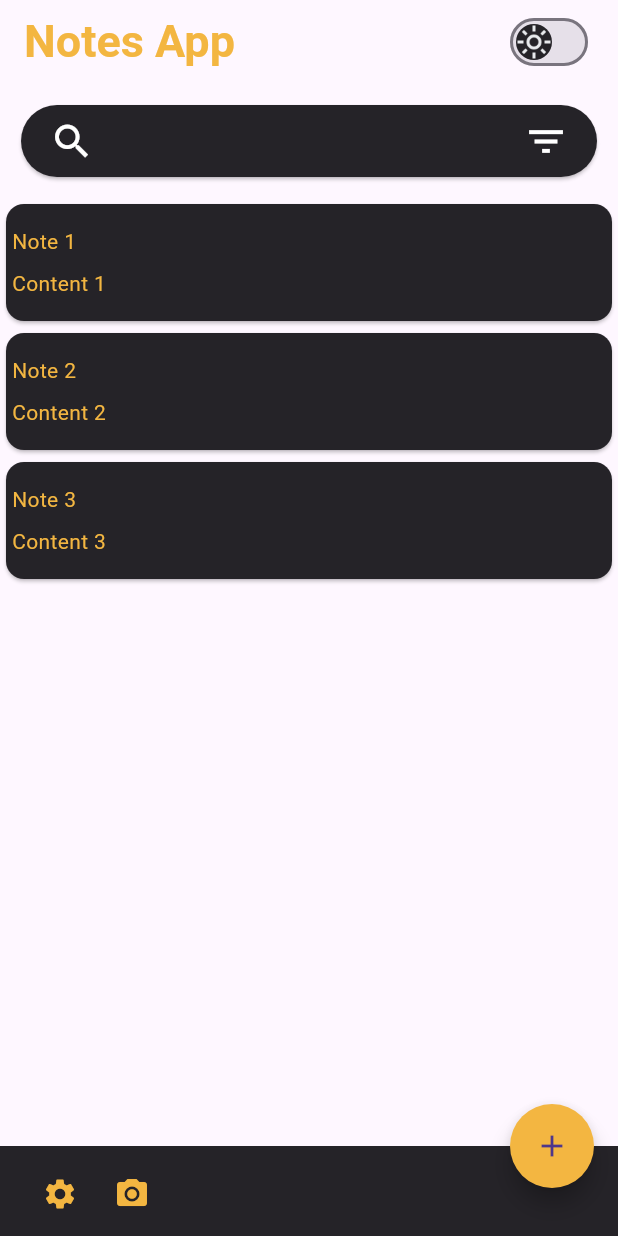
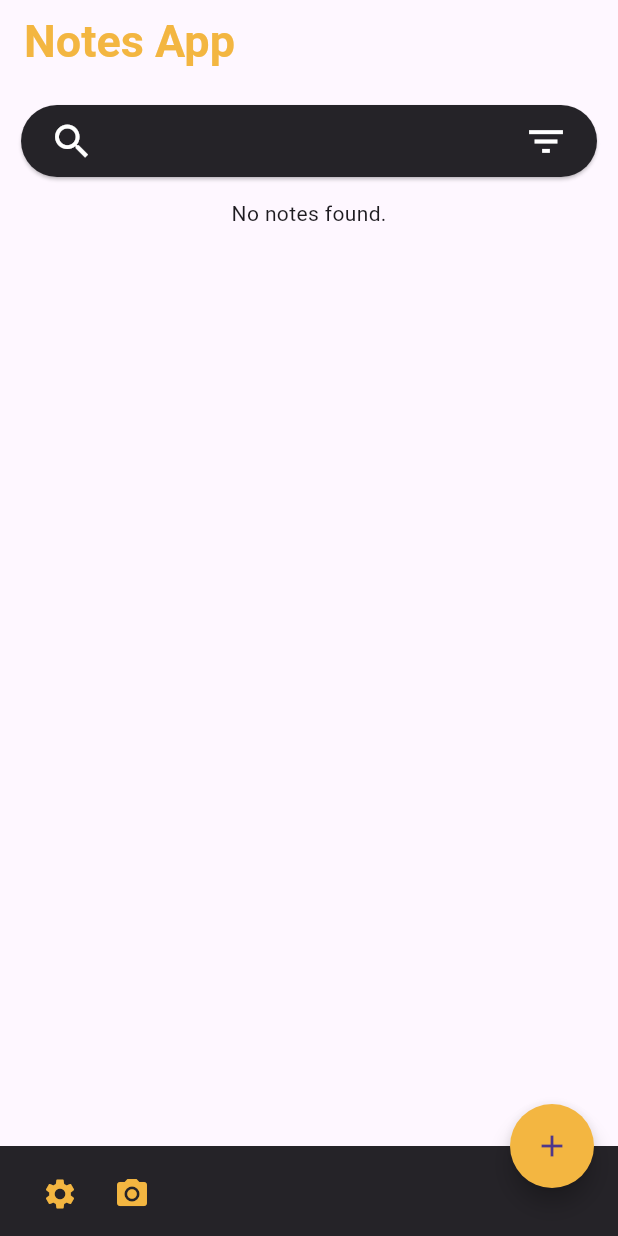
Before and after one commit to ElMexicanitox3/notes_app, a Flutter app: the screen it shows after launch, on a phone screen of 412 x 824 dp. Run offline on Flutter 3.47's test engine with Material 3 defaults, Android fonts, the phone set to English and light mode, and no system bars; our stand-ins replace bloc, equatable, flutter_bloc, sqflite; accounts and stored records are empty.

Commit message:
function to add note ready

```diff
--- a/lib/main.dart
+++ b/lib/main.dart
@@ -1,9 +1,9 @@
 import 'package:flutter/material.dart';
 import 'package:flutter_bloc/flutter_bloc.dart';
 import 'package:notes_app/screens/screens.dart';
-
-import 'providers/blocs/theme_bloc.dart';
-import 'providers/blocs/theme_state.dart';
+import 'providers/blocs/theme_bloc/theme_bloc.dart';
+import 'providers/blocs/theme_bloc/theme_state.dart';
+import 'providers/blocs/notes_bloc/note_bloc.dart'; // Asegúrate de importar correctamente tu NotesBloc
 
 void main() {
   runApp(const MyApp());
@@ -12,11 +12,17 @@
 class MyApp extends StatelessWidget {
   const MyApp({super.key});
 
-  // This widget is the root of your application.
   @override
   Widget build(BuildContext context) {
-    return BlocProvider(
-      create: (context) => ThemeBloc(),
+    return MultiBlocProvider(
+      providers: [
+        BlocProvider<ThemeBloc>(
+          create: (context) => ThemeBloc(),
+        ),
+        BlocProvider<NotesBloc>(
+          create: (context) => NotesBloc(),
+        ),
+      ],
       child: BlocBuilder<ThemeBloc, ThemeState>(
         builder: (context, state) {
           return MaterialApp(
@@ -27,7 +33,7 @@
               "/home": (context) => Homescreen(),
               "/add_note": (context) => AddNote(),
             },
-            home: Homescreen()
+            home: Homescreen(),
           );
         },
       ),
--- a/lib/models/note_model.dart
+++ b/lib/models/note_model.dart
@@ -44,6 +44,70 @@ class Note {
       title: 'Note 3',
       content: 'Content 3',
     ),
+    Note(
+      title: 'Note 3',
+      content: 'Content 3',
+    ),
+    Note(
+      title: 'Note 3',
+      content: 'Content 3',
+    ),
+    Note(
+      title: 'Note 3',
+      content: 'Content 3',
+    ),
+    Note(
+      title: 'Note 3',
+      content: 'Content 3',
+    ),
+    Note(
+      title: 'Note 3',
+      content: 'Content 3',
+    ),
+    Note(
+      title: 'Note 3',
+      content: 'Content 3',
+    ),
+    Note(
+      title: 'Note 3',
+      content: 'Content 3',
+    ),
+    Note(
+      title: 'Note 3',
+      content: 'Content 3',
+    ),
+    Note(
+      title: 'Note 3',
+      content: 'Content 3',
+    ),
+    Note(
+      title: 'Note 3',
+      content: 'Content 3',
+    ),
+    Note(
+      title: 'Note 3',
+      content: 'Content 3',
+    ),
+    Note(
+      title: 'Note 3',
+      content: 'Content 3',
+    ),
+    Note(
+      title: 'Note 3',
+      content: 'Content 3',
+    ),
+    Note(
+      title: 'Note 3',
+      content: 'Content 3',
+    ),
+    Note(
+      title: 'Note 3',
+      content: 'Content 3',
+    ),
+    Note(
+      title: 'Note 3',
+      content: 'Content 3',
+    ),
   ];
 
 }
--- /dev/null
+++ b/lib/providers/blocs/notes_bloc/note_bloc.dart
@@ -0,0 +1,42 @@
+import 'package:flutter_bloc/flutter_bloc.dart';
+import 'package:notes_app/models/note_model.dart';
+import 'package:notes_app/providers/blocs/notes_bloc/note_event.dart';
+import 'package:notes_app/providers/blocs/notes_bloc/note_state.dart';
+import 'package:notes_app/providers/sqflite/connection.dart';
+
+class NotesBloc extends Bloc<NoteEvent, NoteState>{
+
+  NotesBloc() : super(const NoteState([])) { // Asumiendo que el estado inicial es una lista vacía
+    on<GetNotesEvent>(_onGetNotes);
+    on<AddNoteEvent>(_onAddNote);
+  }
+
+  // Handler para obtener notas de la base de datos
+  Future<void> _onGetNotes(GetNotesEvent event, Emitter<NoteState> emit) async {
+    try {
+      List<Note>? notes = await DBProvider.instance.getNotes();
+      // print(notes);
+      // convertirmos la lista de notas en un estado de notas
+
+      emit(NoteState(notes));
+
+    } catch (error) {
+      // Aquí puedes manejar errores, por ejemplo, enviando un estado de error
+      emit(const NoteState([]));
+    }
+  }
+
+  // Handler para añadir una nota a la base de datos
+  Future<void> _onAddNote(AddNoteEvent event, Emitter<NoteState> emit) async {
+    try {
+      await DBProvider.instance.insertNote(event.note);
+      List<Note> updatedNotes = await DBProvider.instance.getNotes();
+      emit(NoteState(updatedNotes));
+    } catch (error) {
+      // Aquí también puedes manejar errores
+      emit(state); // Reemitir el estado actual para manejar un posible error
+    }
+  }
+
+
+}
--- /dev/null
+++ b/lib/providers/blocs/notes_bloc/note_event.dart
@@ -0,0 +1,20 @@
+import 'package:equatable/equatable.dart';
+import 'package:notes_app/models/note_model.dart';
+
+abstract class NoteEvent extends Equatable {
+  const NoteEvent();
+
+  @override
+  List<Object> get props => [];
+}
+
+class GetNotesEvent extends NoteEvent {}
+
+class AddNoteEvent extends NoteEvent {
+  final Note note;
+
+  const AddNoteEvent(this.note);
+
+  @override
+  List<Object> get props => [note];
+}
--- /dev/null
+++ b/lib/providers/blocs/notes_bloc/note_state.dart
@@ -0,0 +1,12 @@
+import 'package:equatable/equatable.dart';
+import 'package:notes_app/models/note_model.dart';
+
+class NoteState extends Equatable {
+
+  final List<Note> notes;
+
+  const NoteState(this.notes);
+
+  @override
+  List<Object> get props => [notes];
+}
--- a/lib/screens/add_note/add_note.dart
+++ b/lib/screens/add_note/add_note.dart
@@ -12,9 +12,6 @@ class AddNote extends StatelessWidget {
   Note? _note;
 
   void _save(){
-    print("Save note");
-    print("Title: $_title");
-    print("Content: $_content");
 
     if(_title == null && _content == null){
       return;
--- a/lib/screens/home/components/menu.dart
+++ b/lib/screens/home/components/menu.dart
@@ -1,7 +1,7 @@
 import 'package:flutter/material.dart';
 import 'package:flutter_bloc/flutter_bloc.dart';
-import 'package:notes_app/providers/blocs/theme_bloc.dart';
-import 'package:notes_app/providers/blocs/theme_event.dart';
+import 'package:notes_app/providers/blocs/theme_bloc/theme_bloc.dart';
+import 'package:notes_app/providers/blocs/theme_bloc/theme_event.dart';
 
 class MenuWidget extends StatelessWidget {
   const MenuWidget({
--- a/lib/screens/home/components/search_bar.dart
+++ b/lib/screens/home/components/search_bar.dart
@@ -5,8 +5,6 @@ class SearchBarCustom extends StatelessWidget {
   const SearchBarCustom({
     super.key,
   });
-
-
 
   @override
   Widget build(BuildContext context) {
--- a/lib/screens/home/home.dart
+++ b/lib/screens/home/home.dart
@@ -1,9 +1,11 @@
 import 'package:flutter/material.dart';
-import 'package:notes_app/models/note_model.dart';
+import 'package:flutter_bloc/flutter_bloc.dart';
+import 'package:notes_app/providers/blocs/notes_bloc/note_bloc.dart';
+import 'package:notes_app/providers/blocs/notes_bloc/note_event.dart';
+import 'package:notes_app/providers/blocs/notes_bloc/note_state.dart';
 import 'package:notes_app/screens/home/components/menu.dart';
 import 'package:notes_app/screens/home/components/search_bar.dart';
 import 'package:notes_app/themes/app_themes.dart';
-
 import '../../widgets/widgets.dart';
 
 class Homescreen extends StatelessWidget {
@@ -15,6 +17,8 @@ class Homescreen extends StatelessWidget {
   @override
   Widget build(BuildContext context) {
 
+    // Disparar la carga de notas al abrir la pantalla
+    context.read<NotesBloc>().add(GetNotesEvent());
 
     return Scaffold(
       key: _scaffoldKey,
@@ -25,51 +29,35 @@ class Homescreen extends StatelessWidget {
           borderRadius: BorderRadius.circular(40),
         ),
         onPressed: () {
-          // TODO - Add note
-
           Navigator.pushNamed(context, "/add_note");
-
-
-
         },
         backgroundColor: AppThemes.primary,
         child: const Icon(Icons.add),
       ),
       bottomNavigationBar: BottomAppBar(
         color: AppThemes.secondary,
-        // notchMargin: 10,
-        // shape: const CircularNotchedRectangle(),
         height: 60,
         child: Row(
-          // mainAxisAlignment: MainAxisAlignment.spaceEvenly,
           children: [
-            // config
             IconButton(
               icon: const Icon(Icons.settings),
-              onPressed: () {
-                // Navigator.pushNamed(context, "/config");
-              },
+              onPressed: () {}, // Navigation code here
               color: AppThemes.primary,
             ),
-
-            // camera
             IconButton(
               icon: const Icon(Icons.camera_alt),
-              onPressed: () {
-                // Navigator.pushNamed(context, "/camera");
-              },
+              onPressed: () {}, // Navigation code here
               color: AppThemes.primary,
             ),
-
           ],
         ),
       ),
       appBar: AppBar(
         automaticallyImplyLeading: false,
-        title: Row(
+        title: const Row(
           mainAxisAlignment: MainAxisAlignment.spaceBetween,
           children: [
-            const Text(
+            Text(
               "Notes App",
               style: TextStyle(
                 color: AppThemes.primary,
@@ -77,31 +65,24 @@ class Homescreen extends StatelessWidget {
                 fontWeight: FontWeight.bold,
               ),
             ),
-
-            Switch(
-              activeThumbImage: const AssetImage("lib/assets/img/moon.png"),
-              inactiveThumbImage: const AssetImage("lib/assets/img/sun.png"),
-              inactiveThumbColor: AppThemes.secondary,
-              value: false,
-              onChanged: (value) {
-                // BlocProvider.of<ThemeBloc>(context).add(
-                //   value ? DarkThemeEvent() : LightThemeEvent()
-                // );
-              },
-            ),
+            // Switch for theme change, implement functionality based on ThemeBloc
           ],
         ),
-
       ),
       body: SingleChildScrollView(
         scrollDirection: Axis.vertical,
         child: Column(
           children: [
-
             const SearchBarCustom(),
-
-            ...Note.notes.map(
-              (e) => NoteWidget(note: e)
+            BlocBuilder<NotesBloc, NoteState>(
+              builder: (context, state) {
+                if (state.notes.isEmpty) {
+                  return const Text("No notes found.");
+                }
+                return Column(
+                  children: state.notes.map((note) => NoteWidget(note: note)).toList(),
+                );
+              },
             ),
           ],
         ),
```
Also changed, not shown: lib/providers/blocs/theme_bloc/theme_bloc.dart (renamed from lib/providers/blocs/theme_bloc.dart), lib/providers/blocs/theme_bloc/theme_event.dart (renamed from lib/providers/blocs/theme_event.dart), lib/providers/blocs/theme_bloc/theme_state.dart (renamed from lib/providers/blocs/theme_state.dart).
